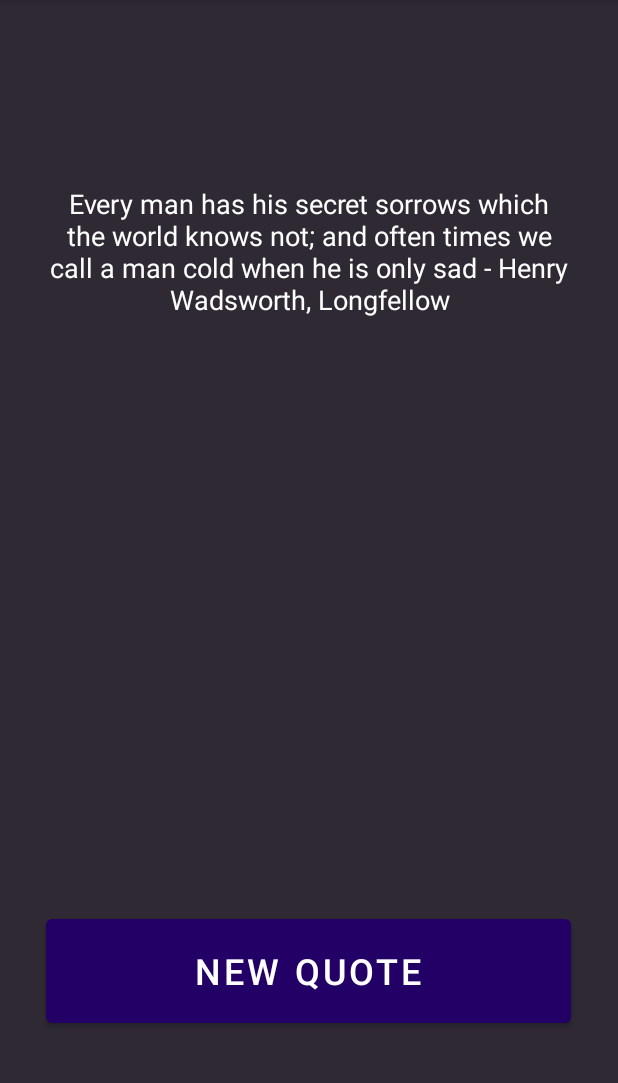
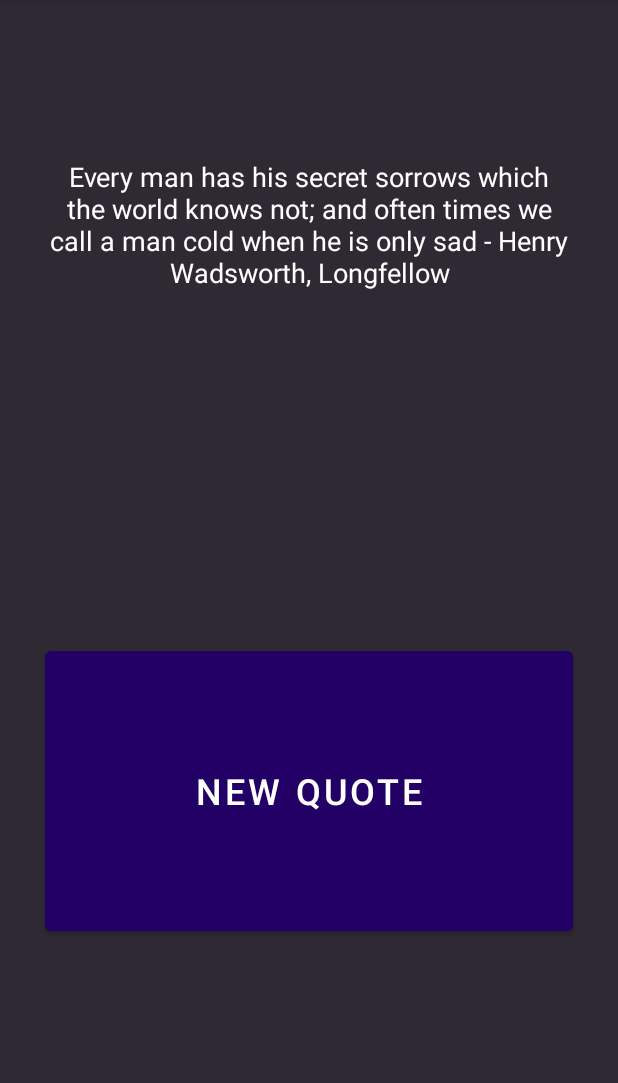
Before and after one commit to LukasTinnes/Depressionquotes, an Android app: the screen it shows after launch (MainActivity), on a phone screen of 412 x 824 dp, the part 84-1167 px from its top. Run offline under Robolectric (Android 15) with nearby library versions, the phone set to English and light mode, and no system bars.

Commit message:
better button

```diff
--- a/app/src/main/res/layout/activity_main.xml
+++ b/app/src/main/res/layout/activity_main.xml
@@ -9,10 +9,12 @@
 
     <TextView
         android:id="@+id/text_id"
-        android:layout_width="363dp"
-        android:layout_height="280dp"
-        android:layout_marginTop="201dp"
-        android:layout_marginBottom="203dp"
+        android:layout_width="0dp"
+        android:layout_height="0dp"
+        android:layout_marginStart="24dp"
+        android:layout_marginTop="105dp"
+        android:layout_marginEnd="24dp"
+        android:layout_marginBottom="124dp"
         android:text="Hello World!"
         android:textAlignment="center"
         android:textColor="#FFFFFF"
@@ -24,11 +26,11 @@
 
     <Button
         android:id="@+id/button"
-        android:layout_width="350dp"
-        android:layout_height="81dp"
-        android:layout_marginStart="54dp"
-        android:layout_marginEnd="54dp"
-        android:layout_marginBottom="158dp"
+        android:layout_width="0dp"
+        android:layout_height="0dp"
+        android:layout_marginStart="30dp"
+        android:layout_marginEnd="30dp"
+        android:layout_marginBottom="141dp"
         android:text="@string/new_quote"
         android:textColor="#FFFFFF"
         android:textSize="24sp"
@@ -36,7 +38,6 @@
         app:iconTint="#220066"
         app:layout_constraintBottom_toBottomOf="parent"
         app:layout_constraintEnd_toEndOf="parent"
-        app:layout_constraintHorizontal_bias="0.521"
         app:layout_constraintStart_toStartOf="parent"
         app:layout_constraintTop_toBottomOf="@+id/text_id"
         app:rippleColor="#5100F2" />
```
